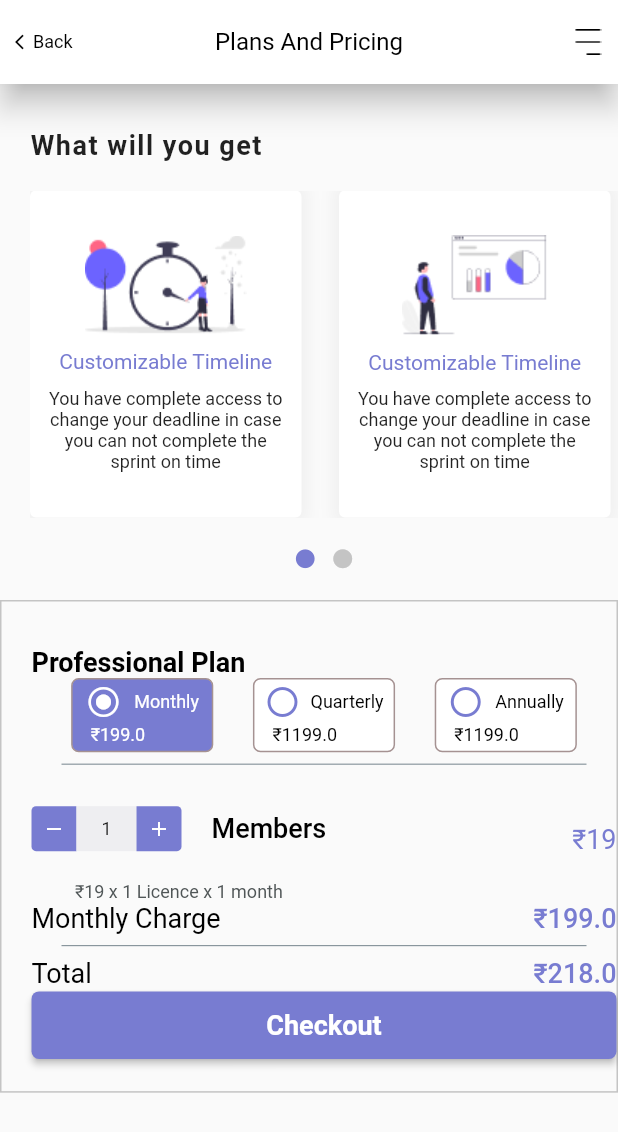
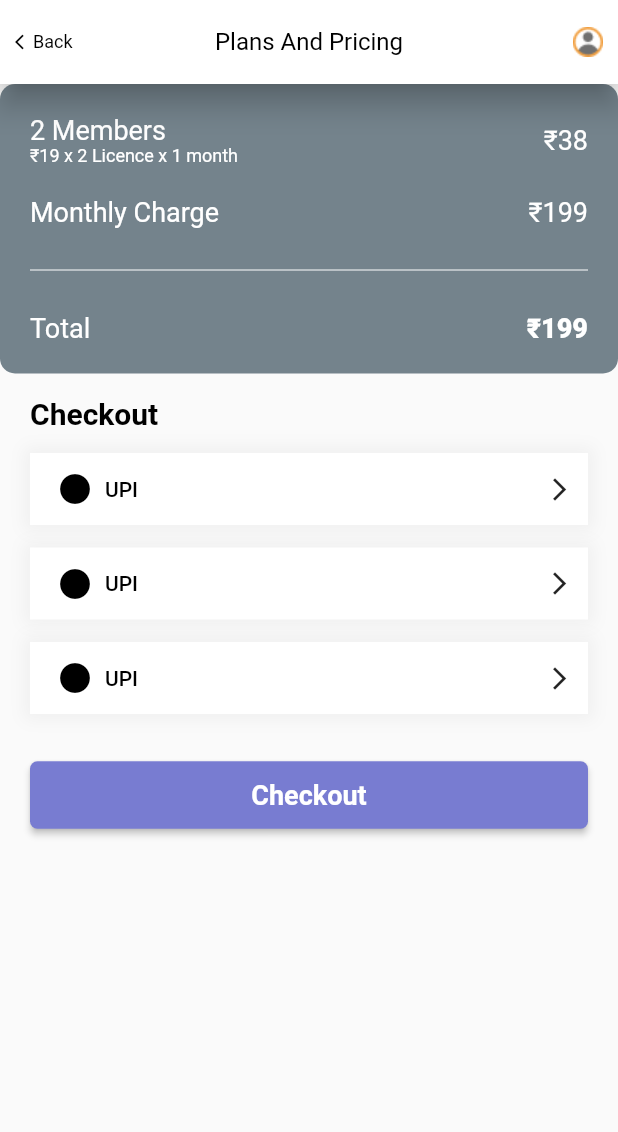
Before and after one commit to QikTech/dezyit_prasad, a Flutter app: the screen it shows after launch, after a tap on "Checkout", on a phone screen of 412 x 824 dp. Shown: the top 1132 px of the screen. Run offline on Flutter 3.47's test engine with Material 2 defaults, Android fonts, the phone set to English and light mode, and no system bars.

Commit message:
Checkout Ready, Dynamic data remains

```diff
--- /dev/null
+++ b/lib/screens/PaymentResult.dart
@@ -0,0 +1,70 @@
+import 'package:flutter/cupertino.dart';
+import 'package:flutter/material.dart';
+import 'package:dezyit_prasad/screens/checkout.dart';
+import 'colors.dart';
+import 'PlansAndPricing.dart';
+
+class PaymentResult extends StatefulWidget {
+  @override
+  _PaymentResultState createState() => _PaymentResultState();
+}
+
+class _PaymentResultState extends State<PaymentResult> {
+  @override
+  Widget build(BuildContext context) {
+    Size size = MediaQuery.of(context).size;
+    return Scaffold(
+      body: Center(
+        child: Padding(
+          padding: const EdgeInsets.all(30.0),
+          child: Column(
+            children: [
+              Spacer(),
+              Image(
+                image: AssetImage('assets/images/payment_successful.png'),
+              ),
+              Text(
+                'Payment Successful!',
+                style: TextStyle(
+                    fontSize: 18,
+                    fontWeight: FontWeight.w700,
+                    color: Colors.black),
+              ),Text(
+                ' Nunc tincidunt, enim ut tempus vulputate, leo turpis pellentesque arcu, ut pulvinar neque ipsum et risus. Donec placerat pretium tortor vel venenatis.',
+                textAlign: TextAlign.center,
+                style: TextStyle(
+                    fontSize: 11,
+                    fontWeight: FontWeight.w400,
+                    color: Colors.black),
+              ),
+              Padding(
+                padding: const EdgeInsets.symmetric(horizontal: 20),
+                child: MaterialButton(
+                  height: 40,
+                  shape: RoundedRectangleBorder(
+                    borderRadius: BorderRadius.circular(5),
+                  ),
+                  onPressed: () {
+                    Navigator.push(
+                      context,
+                      MaterialPageRoute(builder: (context) => PaymentResult()),
+                    );
+                  },
+                  color: purpleAccent,
+                  child: Text(
+                    'Next',
+                    style: TextStyle(
+                        fontSize: 16,
+                        fontWeight: FontWeight.w400,
+                        color: Colors.white),
+                  ),
+                ),
+              ),
+              Spacer(),
+            ],
+          ),
+        ),
+      ),
+    );
+  }
+}
--- a/lib/screens/PlansAndPricing.dart
+++ b/lib/screens/PlansAndPricing.dart
@@ -1,6 +1,7 @@
 import 'dart:ui';
 
 import 'package:dezyit_prasad/models/packageModel.dart';
+import 'package:dezyit_prasad/screens/checkout.dart';
 import 'package:flutter/cupertino.dart';
 import 'package:flutter/material.dart';
 
@@ -203,6 +204,7 @@ class _PlansAndPricingState extends State<PlansAndPricing> {
                             fontSize: 18,
                             fontWeight: FontWeight.w700),
                       ),
+                      SizedBox(height: 10,),
                       Row(
                         mainAxisAlignment: MainAxisAlignment.spaceEvenly,
                         children: [
@@ -295,6 +297,7 @@ class _PlansAndPricingState extends State<PlansAndPricing> {
                             )
                         ],
                       ),
+                      SizedBox(height: 10,),
                       Divider(
                         indent: 20,
                         endIndent: 20,
@@ -442,7 +445,7 @@ class _PlansAndPricingState extends State<PlansAndPricing> {
                                 color: Colors.black),
                           ),
                           Text(
-                            '₹${(counter*19)+selectedPackage.amount}',
+                            '₹${(counter * 19) + selectedPackage.amount}',
                             style: TextStyle(
                                 fontSize: 18,
                                 fontWeight: FontWeight.w500,
@@ -457,7 +460,12 @@ class _PlansAndPricingState extends State<PlansAndPricing> {
                           shape: RoundedRectangleBorder(
                             borderRadius: BorderRadius.circular(5),
                           ),
-                          onPressed: () {},
+                          onPressed: () {
+                            Navigator.push(
+                              context,
+                              MaterialPageRoute(builder: (context) => Checkout()),
+                            );
+                          },
                           color: purpleAccent,
                           child: Text(
                             'Checkout',
@@ -467,12 +475,123 @@ class _PlansAndPricingState extends State<PlansAndPricing> {
                                 color: Colors.white),
                           ),
                         ),
-                      )
+                      ),
                     ],
                   ),
                 ),
               ),
-              Container(),
+              Container(
+                width: size.width,
+                color: Color(0xffEEEEF1),
+                child: Column(
+                  children: [
+                    Column(
+                      crossAxisAlignment: CrossAxisAlignment.start,
+                      children: [
+                        SizedBox(height: 20),
+                        Padding(
+                          padding: const EdgeInsets.only(left: 20),
+                          child: Text(
+                            "FAQ's",
+                            textAlign: TextAlign.left,
+                            style: TextStyle(
+                                fontSize: 18,
+                                fontWeight: FontWeight.w500,
+                                color: Colors.black),
+                          ),
+                        ),
+                        SizedBox(height: 20),
+
+                        Padding(
+                          padding: const EdgeInsets.symmetric(horizontal: 20,),
+                          child: Container(
+                            color: Colors.white,
+                            child: Padding(
+                              padding: const EdgeInsets.symmetric(horizontal: 20,vertical: 5),
+                              child: Row(
+                                mainAxisAlignment: MainAxisAlignment.spaceBetween,
+                                children: [
+                                  Image(
+                                    image: AssetImage('assets/icons/FAQs.png'),
+                                    height: 25,
+                                    width: 25,
+                                  ),
+                                  Text(
+                                    'What types of parts can you make?',
+                                    style: TextStyle(
+                                        fontSize: 12,
+                                        fontWeight: FontWeight.w700,
+                                        color: purpleAccent),
+                                  ),
+                                  Icon(Icons.add, color: purpleAccent,size: 18,),
+                                ],
+                              ),
+                            ),
+                          ),
+                        ),
+                        SizedBox(height: 14),
+                        Padding(
+                          padding: const EdgeInsets.symmetric(horizontal: 20,),
+                          child: Container(
+                            color: Colors.white,
+                            child: Padding(
+                              padding: const EdgeInsets.symmetric(horizontal: 20,vertical: 5),
+                              child: Row(
+                                mainAxisAlignment: MainAxisAlignment.spaceBetween,
+                                children: [
+                                  Image(
+                                    image: AssetImage('assets/icons/FAQs.png'),
+                                    height: 25,
+                                    width: 25,
+                                  ),
+                                  Text(
+                                    'What types of parts can you make?',
+                                    style: TextStyle(
+                                        fontSize: 12,
+                                        fontWeight: FontWeight.w700,
+                                        color: purpleAccent),
+                                  ),
+                                  Icon(Icons.add, color: purpleAccent,size: 18,),
+                                ],
+                              ),
+                            ),
+                          ),
+                        ),
+                        SizedBox(height: 14),
+                        Padding(
+                          padding: const EdgeInsets.symmetric(horizontal: 20,),
+                          child: Container(
+                            color: Colors.white,
+                            child: Padding(
+                              padding: const EdgeInsets.symmetric(horizontal: 20,vertical: 5),
+                              child: Row(
+                                mainAxisAlignment: MainAxisAlignment.spaceBetween,
+                                children: [
+                                  Image(
+                                    image: AssetImage('assets/icons/FAQs.png'),
+                                    height: 25,
+                                    width: 25,
+                                  ),
+                                  Text(
+                                    'What types of parts can you make?',
+                                    style: TextStyle(
+                                        fontSize: 12,
+                                        fontWeight: FontWeight.w700,
+                                        color: purpleAccent),
+                                  ),
+                                  Icon(Icons.add, color: purpleAccent,size: 18,),
+                                ],
+                              ),
+                            ),
+                          ),
+                        ),
+                      ],
+                    ),
+                    SizedBox(height: 20),
+                  ],
+                ),
+
+              ),
             ],
           ),
         ),
--- /dev/null
+++ b/lib/screens/checkout.dart
@@ -0,0 +1,332 @@
+import 'package:dezyit_prasad/screens/PaymentResult.dart';
+import 'package:flutter/cupertino.dart';
+import 'package:flutter/material.dart';
+import 'colors.dart';
+import 'PlansAndPricing.dart';
+
+class Checkout extends StatefulWidget {
+  @override
+  _CheckoutState createState() => _CheckoutState();
+}
+
+class _CheckoutState extends State<Checkout> {
+
+  @override
+  Widget build(BuildContext context) {
+    Size size = MediaQuery.of(context).size;
+    return Scaffold(
+      appBar: AppBar(
+        elevation: 8,
+        backgroundColor: Colors.white,
+        centerTitle: true,
+        title: Text('Plans And Pricing',
+            style: AppBarTheme.of(context).titleTextStyle),
+        leading: Padding(
+          padding: const EdgeInsets.fromLTRB(10, 0, 0, 0),
+          child: InkWell(
+            onTap: () {
+              Navigator.pop(context);
+            },
+            child: Row(
+              children: [
+                Icon(
+                  Icons.arrow_back_ios,
+                  color: Colors.black,
+                  size: 12,
+                ),
+                Text('Back',
+                    style: TextStyle(color: Colors.black, fontSize: 12))
+              ],
+            ),
+          ),
+        ),
+        actions: [
+          Padding(
+            padding: const EdgeInsets.fromLTRB(0, 0, 10, 0),
+            child: Image(
+              image: AssetImage('assets/icons/Profile.png'),
+              height: 20,
+              width: 20,
+            ),
+          )
+        ],
+      ),
+      body: Container(
+        child: SingleChildScrollView(
+          child: Column(
+            //FIRST COLUMN ##########################
+            children: [
+              Container(
+                decoration: BoxDecoration(
+                  borderRadius: BorderRadius.all(Radius.circular(10)),
+                  color: Color(0xff74838C),
+                ),
+                child: Padding(
+                  padding:
+                      const EdgeInsets.symmetric(horizontal: 20, vertical: 20),
+                  child: Column(
+                    children: [
+                      Row(
+                        mainAxisAlignment: MainAxisAlignment.spaceBetween,
+                        children: [
+                          Column(
+                            crossAxisAlignment: CrossAxisAlignment.start,
+                            children: [
+                              Text(
+                                '2 Members',
+                                style:
+                                    TextStyle(fontSize: 18, color: Colors.white),
+                              ),
+                              Text(
+                                '₹19 x 2 Licence x 1 month',
+                                style:
+                                    TextStyle(fontSize: 12, color: Colors.white),
+                              ),
+                            ],
+                          ),
+                          Text(
+                            '₹38',
+                            style: TextStyle(fontSize: 18, color: Colors.white),
+                          ),
+                        ],
+                      ),
+                      SizedBox(height: 20),
+                      Row(
+                        mainAxisAlignment: MainAxisAlignment.spaceBetween,
+                        children: [
+                          Text(
+                            'Monthly Charge',
+                            style: TextStyle(fontSize: 18, color: Colors.white),
+                          ),
+                          Text(
+                            '₹199',
+                            style: TextStyle(fontSize: 18, color: Colors.white),
+                          ),
+                        ],
+                      ),
+                      SizedBox(height: 20),
+                      Divider(
+                        color: Colors.white,
+                      ),
+                      SizedBox(height: 20),
+                      Row(
+                        mainAxisAlignment: MainAxisAlignment.spaceBetween,
+                        children: [
+                          Text(
+                            'Total',
+                            style: TextStyle(fontSize: 18, color: Colors.white),
+                          ),
+                          Text(
+                            '₹199',
+                            style: TextStyle(
+                                fontSize: 18,
+                                color: Colors.white,
+                                fontWeight: FontWeight.w900),
+                          ),
+                        ],
+                      ),
+                    ],
+                  ),
+                ),
+              ),
+              Padding(
+                padding: const EdgeInsets.symmetric(horizontal: 20),
+                child: Column(
+                  //SECOND COLUMN ##########################
+                  crossAxisAlignment: CrossAxisAlignment.start,
+                  children: [
+                    SizedBox(
+                      height: 15,
+                    ),
+                    Text('Checkout',
+                        style: TextStyle(
+                            fontSize: 20,
+                            fontWeight: FontWeight.w600,
+                            color: Colors.black)),
+                    SizedBox(
+                      height: 15,
+                    ),
+                    Container(
+                      decoration: BoxDecoration(
+                        boxShadow: [
+                          BoxShadow(
+                              color: Colors.black.withOpacity(0.04),
+                              offset: Offset(0, 0),
+                              spreadRadius: 4,
+                              blurRadius: 8),
+                        ],
+                        color: Colors.white,
+                      ),
+                      child: Padding(
+                        padding: const EdgeInsets.symmetric(horizontal: 10),
+                        child: Row(
+                          children: [
+                            TextButton.icon(
+                              onPressed: () {},
+                              icon: Icon(
+                                Icons.circle,
+                                color: Colors.black,
+                              ),
+                              label: Text(
+                                'UPI',
+                                style: TextStyle(color: Colors.black),
+                              ),
+                            ),
+                            Spacer(),
+                            Icon(
+                              Icons.arrow_forward_ios,
+                              size: 18,
+                            ),
+                          ],
+                        ),
+                      ),
+                    ),
+                    SizedBox(
+                      height: 15,
+                    ),
+                    Container(
+                      decoration: BoxDecoration(
+                        boxShadow: [
+                          BoxShadow(
+                              color: Colors.black.withOpacity(0.04),
+                              offset: Offset(0, 0),
+                              spreadRadius: 4,
+                              blurRadius: 8),
+                        ],
+                        color: Colors.white,
+                      ),
+                      child: Padding(
+                        padding: const EdgeInsets.symmetric(horizontal: 10),
+                        child: Row(
+                          children: [
+                            TextButton.icon(
+                              onPressed: () {},
+                              icon: Icon(
+                                Icons.circle,
+                                color: Colors.black,
+                              ),
+                              label: Text(
+                                'UPI',
+                                style: TextStyle(color: Colors.black),
+                              ),
+                            ),
+                            Spacer(),
+                            Icon(
+                              Icons.arrow_forward_ios,
+                              size: 18,
+                            ),
+                          ],
+                        ),
+                      ),
+                    ),
+                    SizedBox(
+                      height: 15,
+                    ),
+                    Container(
+                      decoration: BoxDecoration(
+                        boxShadow: [
+                          BoxShadow(
+                              color: Colors.black.withOpacity(0.04),
+                              offset: Offset(0, 0),
+                              spreadRadius: 4,
+                              blurRadius: 8),
+                        ],
+                        color: Colors.white,
+                      ),
+                      child: Padding(
+                        padding: const EdgeInsets.symmetric(horizontal: 10),
+                        child: Row(
+                          children: [
+                            TextButton.icon(
+                              onPressed: () {},
+                              icon: Icon(
+                                Icons.circle,
+                                color: Colors.black,
+                              ),
+                              label: Text(
+                                'UPI',
+                                style: TextStyle(color: Colors.black),
+                              ),
+                            ),
+                            Spacer(),
+                            Icon(
+                              Icons.arrow_forward_ios,
+                              size: 18,
+                            ),
+                          ],
+                        ),
+                      ),
+                    ),
+                  ],
+                ),
+                // TEXTFIELDS HERE #############################################,
+              ),
+
+              // Padding(
+              //   padding: const EdgeInsets.symmetric(horizontal: 20, vertical: 20),
+              //   child: Column(
+              //     //THIRD COLUMN ##########################
+              //     children: [
+              //       TextField(
+              //         decoration: InputDecoration(
+              //           enabledBorder: OutlineInputBorder(
+              //             borderSide: BorderSide(color: purpleAccent, width: 1),
+              //           ),
+              //           focusedBorder: OutlineInputBorder(
+              //             borderSide: BorderSide(color: purpleAccent, width: 1.0),
+              //           ),
+              //           hintText: "Name On Card",
+              //           border: OutlineInputBorder(),
+              //           fillColor: purpleAccent,
+              //           // labelText: 'Password',
+              //         ),
+              //       ),
+              //       TextField(
+              //         decoration: InputDecoration(
+              //           enabledBorder: OutlineInputBorder(
+              //             borderSide: BorderSide(color: purpleAccent, width: 1),
+              //           ),
+              //           focusedBorder: OutlineInputBorder(
+              //             borderSide: BorderSide(color: purpleAccent, width: 1.0),
+              //           ),
+              //           hintText: "Name On Card",
+              //           border: OutlineInputBorder(),
+              //           fillColor: purpleAccent,
+              //           // labelText: 'Password',
+              //         ),
+              //       ),
+              //     ],
+              //   ),
+              // ),
+              SizedBox(height: 30,),
+              Padding(
+                padding: const EdgeInsets.symmetric(horizontal: 20),
+                child: MaterialButton(
+                  minWidth: size.width,
+                  height: 45,
+                  shape: RoundedRectangleBorder(
+                    borderRadius: BorderRadius.circular(5),
+                  ),
+                  onPressed: () {
+                    Navigator.push(
+                      context,
+                      MaterialPageRoute(builder: (context) => PaymentResult()),
+                    );
+                  },
+                  color: purpleAccent,
+                  child: Text(
+                    'Checkout',
+                    style: TextStyle(
+                        fontSize: 18,
+                        fontWeight: FontWeight.w700,
+                        color: Colors.white),
+                  ),
+                ),
+              ),
+            ],
+          ),
+        ),
+      ),
+    );
+  }
+}
```
Also changed, not shown: assets/icons/FAQs.png (added), assets/icons/Profile.png (added), assets/images/payment_successful.png (added).
